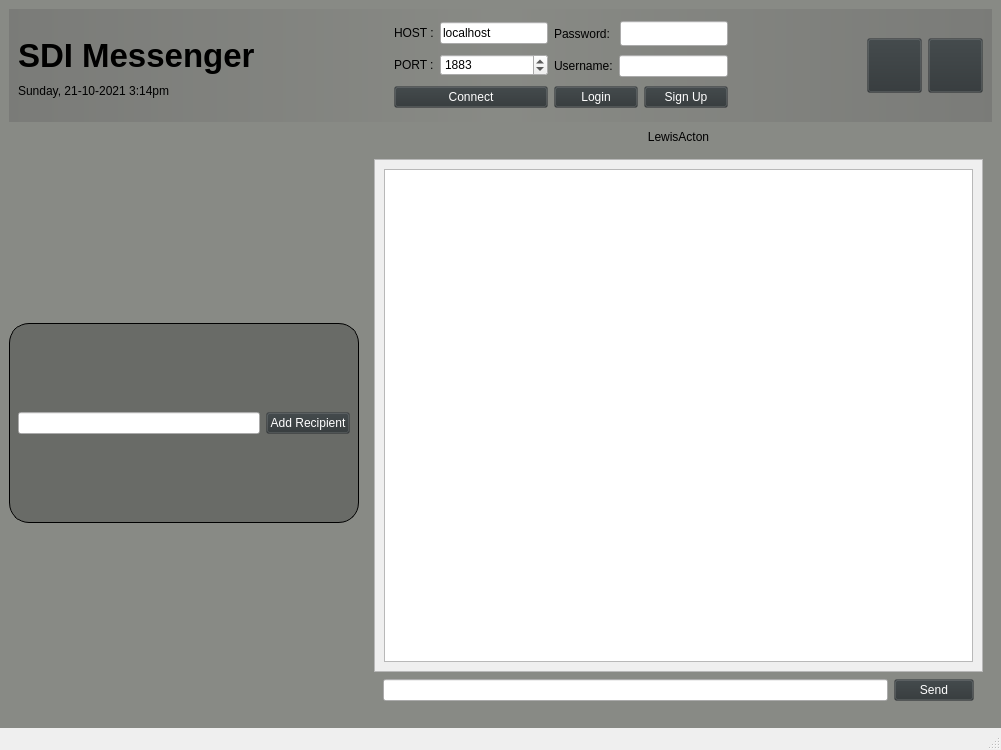
Old version of the form mainwindow.ui in the repository AhmedMuktar1/miniature-potato.
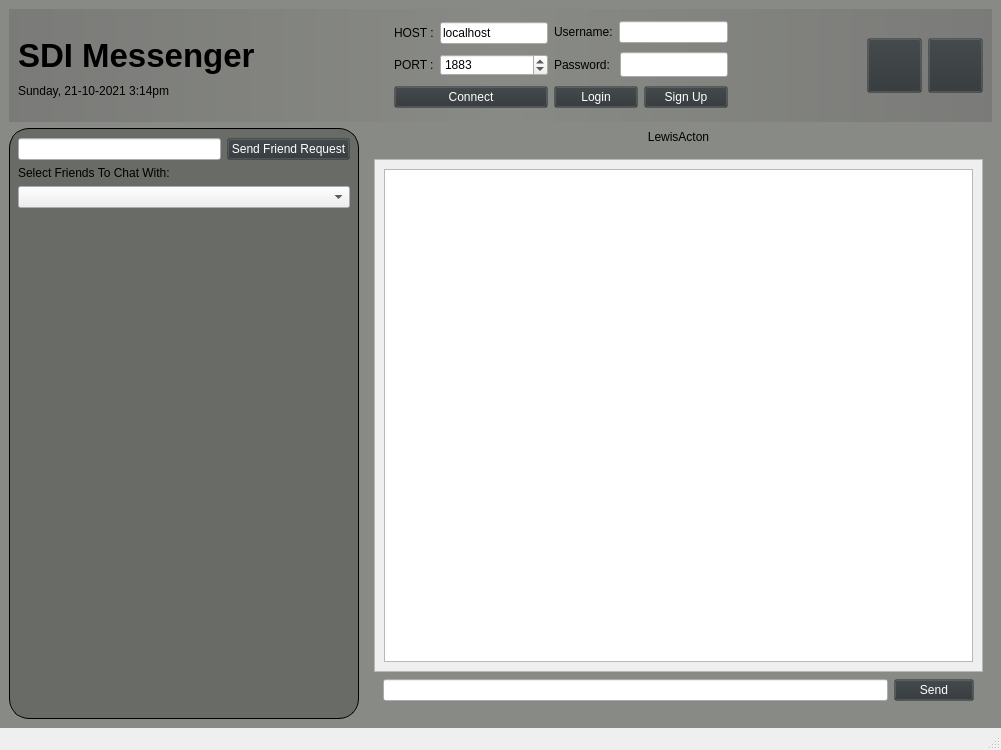
New version of the form. Icons and pictures are not drawn.

Commit message: Secure login, messages being sent, can add and display friends.

```diff
--- a/mainwindow.ui
+++ b/mainwindow.ui
@@ -172,6 +172,24 @@
            <property name="rightMargin">
             <number>0</number>
            </property>
+           <item>
+            <layout class="QHBoxLayout" name="horizontalLayout_13">
+             <item>
+              <widget class="QLabel" name="loginUsernameLabel">
+               <property name="text">
+                <string>Username:</string>
+               </property>
+              </widget>
+             </item>
+             <item>
+              <widget class="QLineEdit" name="loginUsernameInput">
+               <property name="enabled">
+                <bool>true</bool>
+               </property>
+              </widget>
+             </item>
+            </layout>
+           </item>
            <item>
             <layout class="QHBoxLayout" name="horizontalLayout_14">
              <item>
@@ -198,24 +216,6 @@
              </item>
             </layout>
            </item>
-           <item>
-            <layout class="QHBoxLayout" name="horizontalLayout_13">
-             <item>
-              <widget class="QLabel" name="loginUsernameLabel">
-               <property name="text">
-                <string>Username:</string>
-               </property>
-              </widget>
-             </item>
-             <item>
-              <widget class="QLineEdit" name="loginUsernameInput">
-               <property name="enabled">
-                <bool>true</bool>
-               </property>
-              </widget>
-             </item>
-            </layout>
-           </item>
            <item>
             <layout class="QHBoxLayout" name="horizontalLayout_4">
              <property name="topMargin">
@@ -328,7 +328,7 @@
         <item>
          <widget class="QWidget" name="signUpInWrapper" native="true">
           <property name="sizePolicy">
-           <sizepolicy hsizetype="Fixed" vsizetype="Fixed">
+           <sizepolicy hsizetype="Fixed" vsizetype="Minimum">
             <horstretch>0</horstretch>
             <verstretch>0</verstretch>
            </sizepolicy>
@@ -353,7 +353,7 @@
                <item>
                 <widget class="QPushButton" name="AddRecipient">
                  <property name="text">
-                  <string>Add Recipient</string>
+                  <string>Send Friend Request</string>
                  </property>
                 </widget>
                </item>
@@ -361,6 +361,29 @@
              </item>
             </layout>
            </item>
+           <item>
+            <widget class="QLabel" name="label_4">
+             <property name="text">
+              <string>Select Friends To Chat With:</string>
+             </property>
+            </widget>
+           </item>
+           <item>
+            <widget class="QComboBox" name="comboBox"/>
+           </item>
+           <item>
+            <spacer name="verticalSpacer">
+             <property name="orientation">
+              <enum>Qt::Vertical</enum>
+             </property>
+             <property name="sizeHint" stdset="0">
+              <size>
+               <width>20</width>
+               <height>40</height>
+              </size>
+             </property>
+            </spacer>
+           </item>
           </layout>
          </widget>
         </item>
```
The commit also changes 14 other files.
